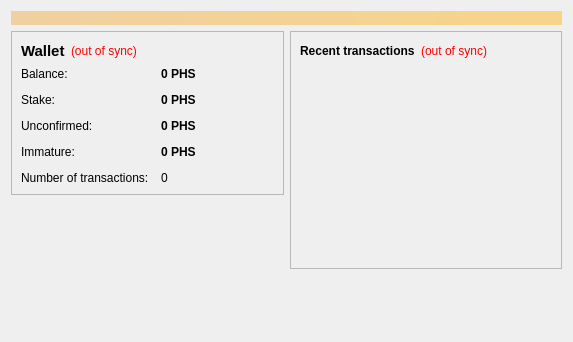
philosopherstonecoin/philosopherstone, file src/qt/forms/overviewpage.ui: the form before one commit.
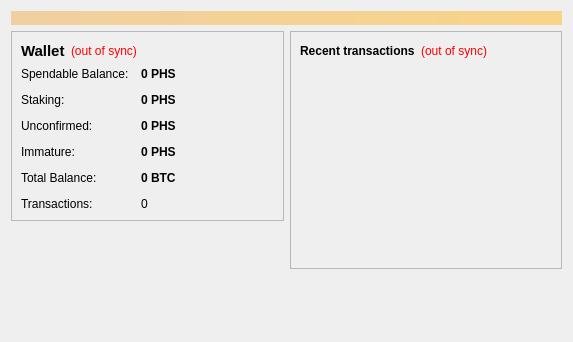
The form after the commit. Icons and pictures are not drawn.

What changed in the file:
```diff
--- a/src/qt/forms/overviewpage.ui
+++ b/src/qt/forms/overviewpage.ui
@@ -104,7 +104,7 @@
             <item row="0" column="0">
              <widget class="QLabel" name="label">
               <property name="text">
-               <string>Balance:</string>
+               <string>Spendable Balance:</string>
               </property>
              </widget>
             </item>
@@ -133,7 +133,7 @@
             <item row="1" column="0">
              <widget class="QLabel" name="label_6">
               <property name="text">
-               <string>Stake:</string>
+               <string>Staking:</string>
               </property>
              </widget>
             </item>
@@ -188,23 +188,6 @@
               </property>
              </widget>
             </item>
-            <item row="4" column="0">
-             <widget class="QLabel" name="label_2">
-              <property name="text">
-               <string>Number of transactions:</string>
-              </property>
-             </widget>
-            </item>
-            <item row="4" column="1">
-             <widget class="QLabel" name="labelNumTransactions">
-              <property name="toolTip">
-               <string>Total number of transactions in wallet</string>
-              </property>
-              <property name="text">
-               <string notr="true">0</string>
-              </property>
-             </widget>
-            </item>
             <item row="3" column="0">
              <widget class="QLabel" name="labelImmatureText">
               <property name="text">
@@ -231,6 +214,52 @@
               </property>
              </widget>
             </item>
+            <item row="5" column="0">
+             <widget class="QLabel" name="labelTotalText">
+              <property name="text">
+               <string>Total Balance:</string>
+              </property>
+             </widget>
+            </item>
+            <item row="5" column="1">
+             <widget class="QLabel" name="labelTotal">
+              <property name="font">
+               <font>
+                <weight>75</weight>
+                <bold>true</bold>
+               </font>
+              </property>
+              <property name="cursor">
+               <cursorShape>IBeamCursor</cursorShape>
+              </property>
+              <property name="toolTip">
+               <string>Your current total balance</string>
+              </property>
+              <property name="text">
+               <string notr="true">0 BTC</string>
+              </property>
+              <property name="textInteractionFlags">
+               <set>Qt::LinksAccessibleByMouse|Qt::TextSelectableByKeyboard|Qt::TextSelectableByMouse</set>
+              </property>
+             </widget>
+            </item>
+			<item row="6" column="0">
+             <widget class="QLabel" name="label_2">
+              <property name="text">
+               <string>Transactions:</string>
+              </property>
+             </widget>
+            </item>
+            <item row="6" column="1">
+             <widget class="QLabel" name="labelNumTransactions">
+              <property name="toolTip">
+               <string>Total number of transactions in wallet</string>
+              </property>
+              <property name="text">
+               <string notr="true">0</string>
+              </property>
+             </widget>
+            </item>
            </layout>
         </item>
        </layout>
```
Left out of the diff: 5 changed lines with no effect on the pictures. Lines whose indentation alone changed are shown as unchanged.
